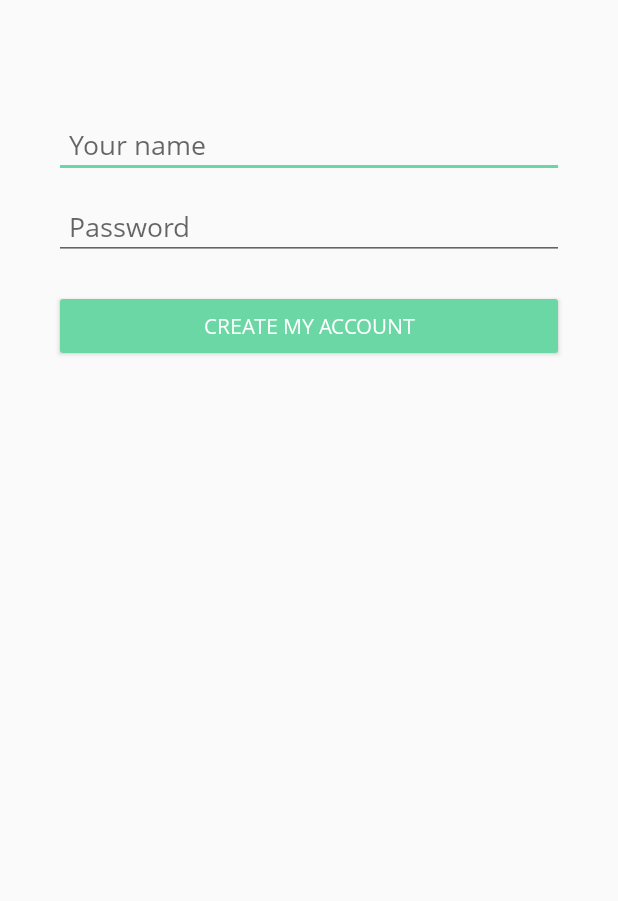
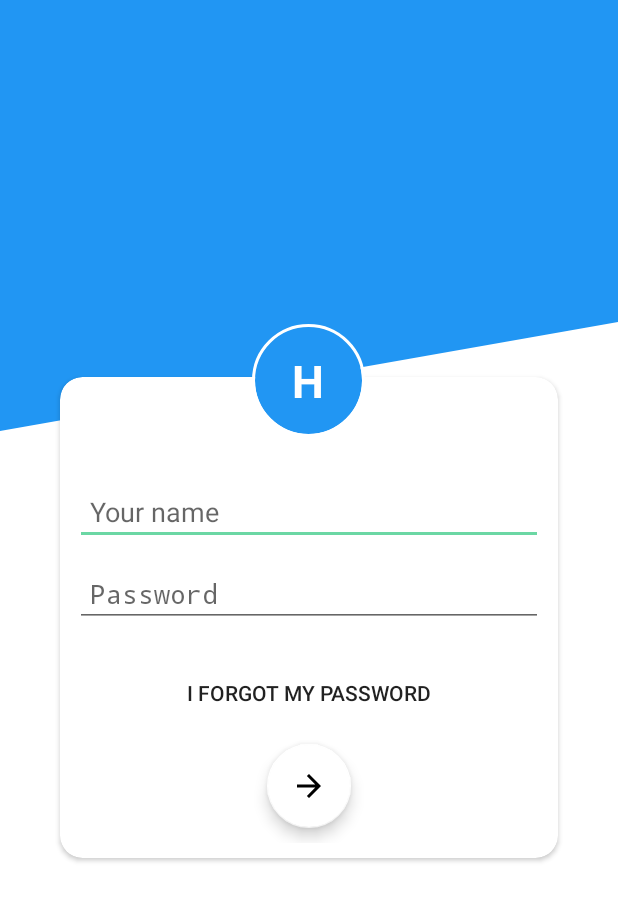
Before and after one commit to Toroshu/TomatoApp, an Android app: the Login screen opened directly, with no data from a screen before it, on a phone screen of 412 x 824 dp. Shown: the top 901 px of the screen. Run offline under Robolectric (Android 15) with nearby library versions, the phone set to English and light mode, and no system bars; our stand-ins replace CircleImageView; Roboto replaces fonts that are not available here.

Commit message:
trying new onboarding ui

```diff
--- a/app/build.gradle
+++ b/app/build.gradle
@@ -33,6 +33,8 @@ dependencies {
     api 'com.android.support:recyclerview-v7:27.1.1'
     api 'com.android.support:appcompat-v7:27.1.1'
     api 'com.android.support:design:27.1.1'
+    api 'com.android.support:cardview-v7:27.1.1'
+    api 'de.hdodenhof:circleimageview:2.2.0'
     api 'com.android.support.constraint:constraint-layout:1.1.1'
     api "org.jetbrains.kotlin:kotlin-stdlib-jdk7:$kotlin_version"
 }
--- a/app/src/main/AndroidManifest.xml
+++ b/app/src/main/AndroidManifest.xml
@@ -16,7 +16,7 @@
         android:name=".utils.App"
         android:icon="@drawable/applogo"
         android:label="@string/app_name"
-        android:theme="@style/AppTheme">
+        android:theme="@style/NoActionBar">
 
         <!-- This meta-data tag is required to use Google Play Services. -->
         <meta-data
@@ -71,7 +71,9 @@
 
         <activity android:name=".deprecated.FeatureX" />
         <activity android:name=".ui.Login" />
-        <activity android:name=".ui.Splash">
+        <activity
+            android:name=".ui.Splash"
+            android:theme="@style/splash">
             <intent-filter>
                 <action android:name="android.intent.action.MAIN" />
 
--- a/app/src/main/java/toroshu/tomato/ui/Login.kt
+++ b/app/src/main/java/toroshu/tomato/ui/Login.kt
@@ -20,24 +20,24 @@ class Login : BaseActivity() {
 
     fun initUI() {
 
-        val alreadyRegistered = getPrefs().getBoolean(Constant.AlreadyRegistered,
-                false)
-
-        if (alreadyRegistered) {
-            btn_create_account.visibility = View.GONE
-        } else {
-            btn_fyp.visibility = View.GONE
-            btn_sign_in.visibility = View.GONE
-        }
-
-
-        btn_create_account.setOnClickListener {
-            createAccount()
-        }
-
-        btn_fyp.setOnClickListener {
-            forgotPassword()
-        }
+//        val alreadyRegistered = getPrefs().getBoolean(Constant.AlreadyRegistered,
+//                false)
+//
+//        if (alreadyRegistered) {
+//            btn_create_account.visibility = View.GONE
+//        } else {
+//            btn_fyp.visibility = View.GONE
+//            btn_sign_in.visibility = View.GONE
+//        }
+//
+//
+//        btn_create_account.setOnClickListener {
+//            createAccount()
+//        }
+//
+//        btn_fyp.setOnClickListener {
+//            forgotPassword()
+//        }
     }
 
     fun forgotPassword() {
--- a/app/src/main/java/toroshu/tomato/ui/Splash.kt
+++ b/app/src/main/java/toroshu/tomato/ui/Splash.kt
@@ -1,25 +1,19 @@
 package toroshu.tomato.ui
 
 import android.content.Intent
-import android.net.Uri
 import android.os.Bundle
-import android.support.v7.app.AppCompatActivity
-import kotlinx.android.synthetic.main.activity_splash.*
-import toroshu.tomato.R
+import toroshu.tomato.utils.BaseActivity
+import toroshu.tomato.utils.Constant
 
-class Splash : AppCompatActivity() {
+class Splash : BaseActivity() {
 
     override fun onCreate(savedInstanceState: Bundle?) {
-        setTheme(R.style.splash)
         super.onCreate(savedInstanceState)
 
-//        iv_mid.setOnClickListener {
-//            startActivity(Intent(Intent.ACTION_VIEW)
-//                    .setData(Uri.parse("http://www.madewithlove.org.in")))
-//        }
-//
-//        iv_logo.setOnClickListener {
-//            startActivity(Intent(this, Login::class.java))
-//        }
+        if (getPrefs().getBoolean(Constant.AlreadyRegistered))
+            startActivity(Intent(this, Login::class.java))
+        else
+            startActivity(Intent(this, OnBoard::class.java))
+
     }
 }
--- /dev/null
+++ b/app/src/main/res/drawable/diagonal_bg.xml
@@ -0,0 +1,18 @@
+<?xml version="1.0" encoding="utf-8"?>
+<layer-list xmlns:android="http://schemas.android.com/apk/res/android">
+    <item android:drawable="@color/colorPrimary" />
+    <item
+        android:bottom="-300dp"
+        android:left="0dp"
+        android:right="-300dp"
+        android:top="300dp">
+        <rotate
+            android:fromDegrees="-10"
+            android:pivotX="0%"
+            android:pivotY="100%">
+            <shape android:shape="rectangle">
+                <solid android:color="@color/white" />
+            </shape>
+        </rotate>
+    </item>
+</layer-list>
--- /dev/null
+++ b/app/src/main/res/drawable/ic_arrow_forward.xml
@@ -0,0 +1,9 @@
+<vector xmlns:android="http://schemas.android.com/apk/res/android"
+        android:width="24dp"
+        android:height="24dp"
+        android:viewportWidth="24.0"
+        android:viewportHeight="24.0">
+    <path
+        android:fillColor="#FF000000"
+        android:pathData="M12,4l-1.41,1.41L16.17,11H4v2h12.17l-5.58,5.59L12,20l8,-8z"/>
+</vector>
--- a/app/src/main/res/layout/activity_login.xml
+++ b/app/src/main/res/layout/activity_login.xml
@@ -1,36 +1,47 @@
-<LinearLayout xmlns:android="http://schemas.android.com/apk/res/android"
+<RelativeLayout xmlns:android="http://schemas.android.com/apk/res/android"
+    xmlns:app="http://schemas.android.com/apk/res-auto"
+    android:layout_width="match_parent"
     xmlns:tools="http://schemas.android.com/tools"
+    android:layout_height="match_parent"
+    android:background="@drawable/diagonal_bg"
+    android:orientation="vertical">
+
+
+    <android.support.v7.widget.CardView
+        android:id="@+id/cardView"
         android:layout_width="match_parent"
-    android:layout_height="match_parent"
+        android:layout_height="wrap_content"
+        android:layout_centerInParent="true"
+        android:layout_marginLeft="40dp"
+        android:layout_marginRight="40dp"
+        app:cardCornerRadius="15dp">
+
+
+        <LinearLayout
+            android:layout_width="match_parent"
+            android:layout_height="wrap_content"
             android:orientation="vertical"
-    android:paddingBottom="@dimen/activity_vertical_margin"
-    android:paddingLeft="@dimen/activity_horizontal_margin"
-    android:paddingRight="@dimen/activity_horizontal_margin"
-    android:layout_marginLeft="20dp"
-    android:layout_marginRight="20dp"
-    android:paddingTop="@dimen/activity_vertical_margin">
-
+            android:padding="10dp">
 
             <TextView
                 android:id="@+id/tv_welcome"
                 android:layout_width="match_parent"
                 android:layout_height="wrap_content"
+                android:layout_marginTop="30dp"
                 android:gravity="center"
                 android:textSize="20sp"
                 android:textStyle="bold"
                 android:visibility="visible"
                 tools:text="Welcome, Himanshu" />
 
-
             <EditText
                 android:id="@+id/et_user"
                 android:layout_width="match_parent"
                 android:layout_height="wrap_content"
                 android:layout_marginBottom="10dp"
-            android:maxLength="15"
-            android:layout_marginTop="30dp"
                 android:hint="@string/your_name"
                 android:inputType="textPersonName"
+                android:maxLength="15"
                 android:padding="10dp" />
 
 
@@ -46,29 +57,56 @@
                 android:maxLength="15"
                 android:padding="10dp" />
 
-
-    <Button
-        android:id="@+id/btn_sign_in"
-        android:layout_width="match_parent"
-        android:layout_height="wrap_content"
-        android:layout_gravity="center_horizontal"
-        android:text="@string/sign_in"
-        android:theme="@style/GreenButton" />
-
-    <Button
-        android:id="@+id/btn_create_account"
-        android:layout_width="match_parent"
-        android:layout_height="wrap_content"
-        android:layout_gravity="center_horizontal"
-        android:text="@string/create_my_account"
-        android:theme="@style/GreenButton" />
-
             <Button
                 android:id="@+id/btn_fyp"
+                style="@style/Base.Widget.AppCompat.Button.Borderless"
                 android:layout_width="match_parent"
                 android:layout_height="wrap_content"
                 android:onClick="recoverPassword"
-        style="@style/Base.Widget.AppCompat.Button.Borderless"
                 android:text="@string/fyp" />
 
+
+            <android.support.design.widget.FloatingActionButton
+                android:id="@+id/fab_create_account"
+                android:layout_width="wrap_content"
+                android:layout_height="wrap_content"
+                android:layout_gravity="center"
+                android:layout_margin="10dp"
+                android:src="@drawable/ic_arrow_forward"
+                app:backgroundTint="@color/white"
+                app:fabSize="normal" />
+
+
         </LinearLayout>
+
+    </android.support.v7.widget.CardView>
+
+    <RelativeLayout
+        android:layout_width="wrap_content"
+        android:layout_height="wrap_content"
+        android:layout_above="@id/cardView"
+        android:layout_centerHorizontal="true"
+        android:layout_marginBottom="-40dp"
+        android:elevation="5dp">
+
+        <de.hdodenhof.circleimageview.CircleImageView
+            android:layout_width="75dp"
+            android:layout_height="75dp"
+            android:layout_centerInParent="true"
+            android:layout_gravity="top"
+            android:src="@color/colorPrimary"
+            app:civ_border_color="@color/white"
+            app:civ_border_width="2dp" />
+
+        <TextView
+            android:layout_width="wrap_content"
+            android:layout_height="wrap_content"
+            android:layout_centerInParent="true"
+            android:gravity="center"
+            android:text="H"
+            android:textColor="@color/white"
+            android:textSize="30sp"
+            android:textStyle="bold" />
+    </RelativeLayout>
+
+</RelativeLayout>
--- a/app/src/main/res/values/styles.xml
+++ b/app/src/main/res/values/styles.xml
@@ -26,6 +26,8 @@
     <style name="NoActionBar" parent="Theme.AppCompat.Light.NoActionBar">
         <item name="colorPrimary">@color/colorPrimary</item>
         <item name="colorPrimaryDark">@color/colorPrimaryDark</item>
+        <item name="windowActionBar">false</item>
+        <item name="windowNoTitle">true</item>
         <item name="colorAccent">@color/colorAccent</item>
     </style>
 
```
Also changed, not shown: 1 other file. Lines whose indentation alone changed are shown as unchanged.
